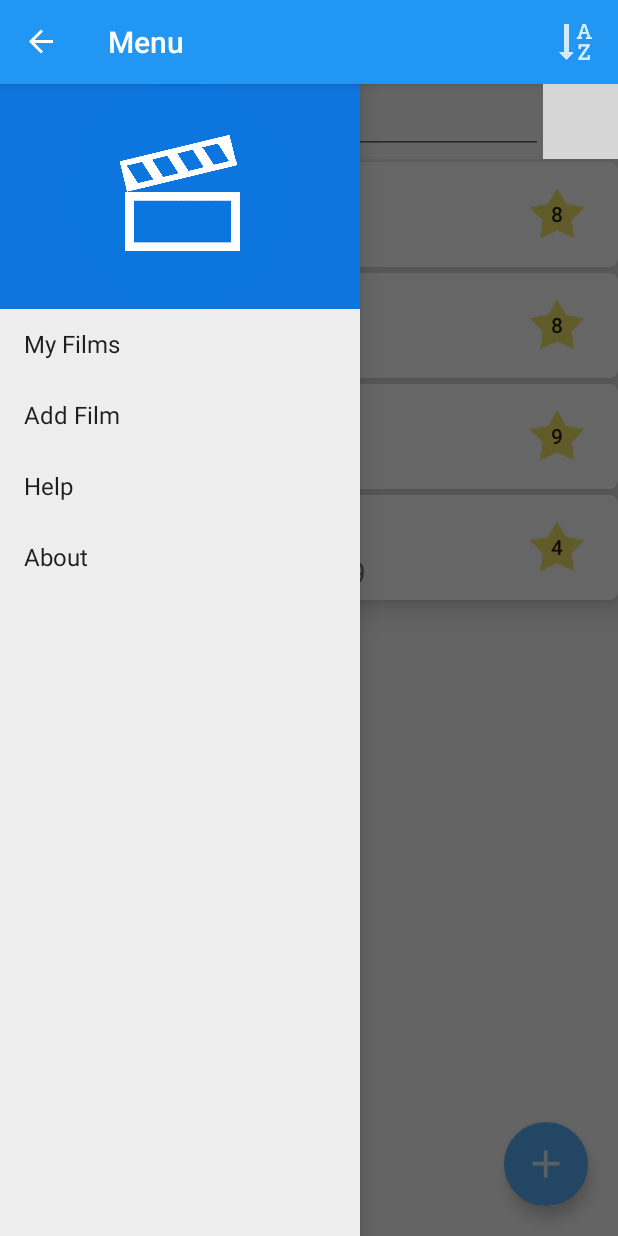
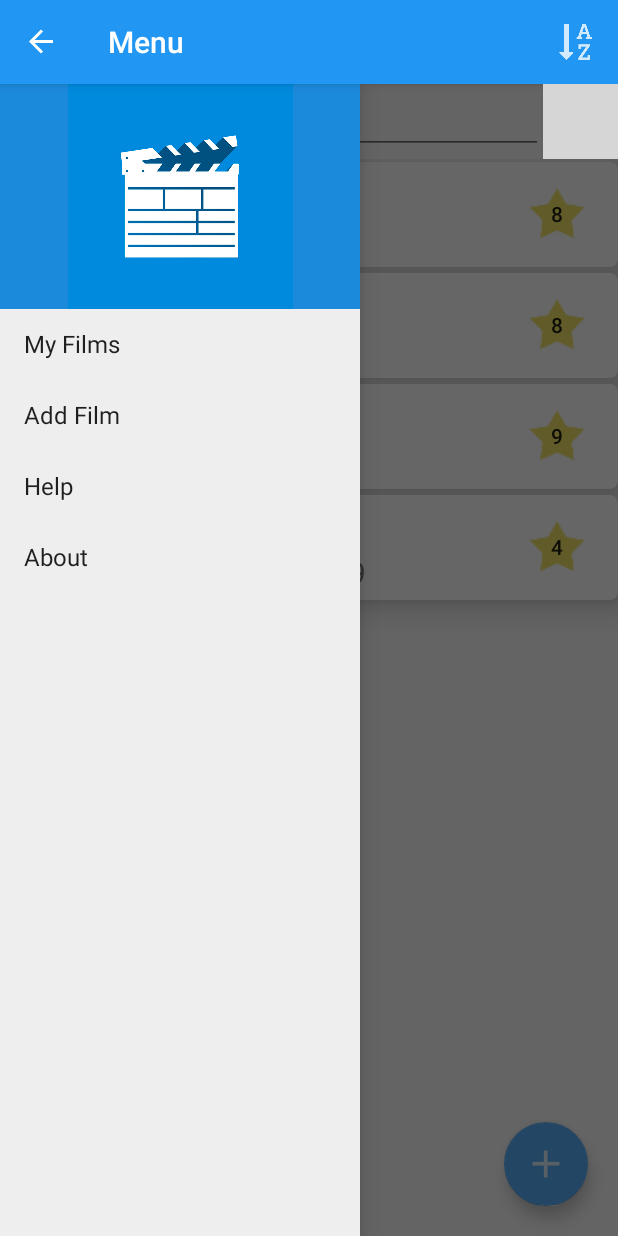
Before and after one commit to JosepBernad/MyFilmDatabase, an Android app: the screen it shows after launch (MainActivity), with the side drawer open, on a phone screen of 412 x 824 dp. Run offline under Robolectric (Android 15) with nearby library versions, the phone set to English and light mode, and no system bars; 3 statements that could not run were skipped; grey boxes are pictures that could not be loaded.

Commit message:
Minor improvements in drawer;

```diff
--- a/app/src/main/res/layout-land/film_row.xml
+++ b/app/src/main/res/layout-land/film_row.xml
@@ -107,7 +107,8 @@
                 android:stepSize="0.5"
                 android:rating="2.5"
                 android:layout_alignParentTop="true"
-                android:layout_alignParentStart="true" />
+                android:layout_alignParentStart="true"
+                android:theme="@style/RatingBar"/>
 
             <TextView
                 android:text="5"
--- a/app/src/main/res/layout/film_row.xml
+++ b/app/src/main/res/layout/film_row.xml
@@ -107,7 +107,8 @@
                 android:stepSize="0.5"
                 android:rating="2.5"
                 android:layout_alignParentTop="true"
-                android:layout_alignParentStart="true" />
+                android:layout_alignParentStart="true"
+                android:theme="@style/RatingBar"/>
 
             <TextView
                 android:text="5"
--- a/app/src/main/res/layout/headerlayout.xml
+++ b/app/src/main/res/layout/headerlayout.xml
@@ -6,7 +6,7 @@
         android:id="@+id/image"
         android:layout_width="240dp"
         android:layout_height="150dp"
-        android:src="@drawable/ic_navi"
+        android:src="@drawable/drawer_icon"
         android:background="@color/launcherBlue"
         />
 
--- a/app/src/main/res/values/colors.xml
+++ b/app/src/main/res/values/colors.xml
@@ -7,6 +7,6 @@
     <color name="addButton">#F580A4</color>
 
     <color name="filmTitle">#2196F3</color>
-    <color name="launcherBlue">#0d75dd</color>
+    <color name="launcherBlue">#1c8adb</color>
 
 </resources>
```
Also changed, not shown: app/src/main/res/drawable/drawer_icon.png (added).
